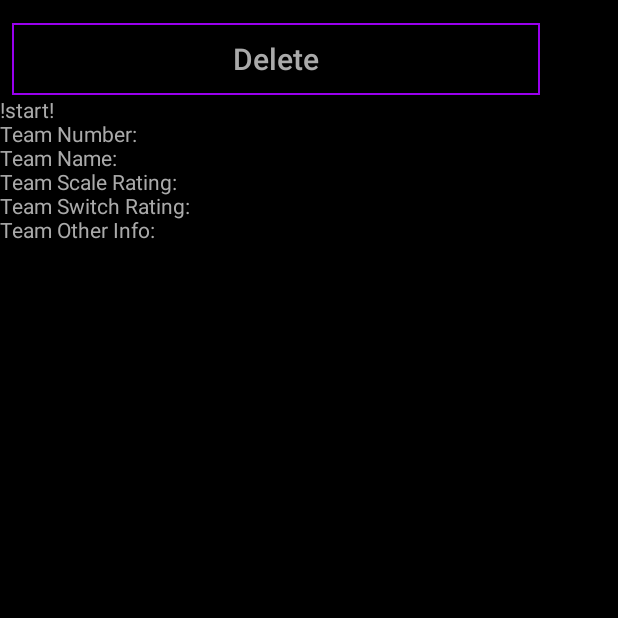
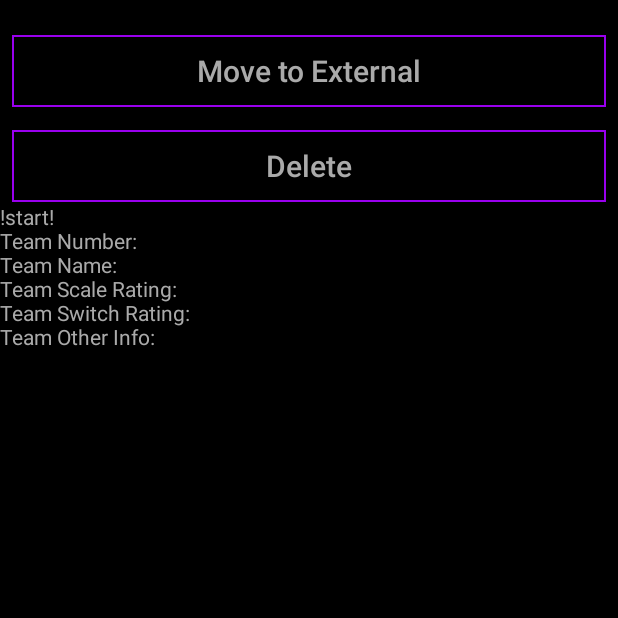
Before and after one commit to TribeTech4485/AndroidScout, an Android app: the Data_Manager_Activity screen opened directly, with no data from a screen before it, on a phone screen of 412 x 824 dp, the top half of it. Run offline under Robolectric (Android 15) with nearby library versions, the phone set to English and light mode, and no system bars.

Commit message:
UI Updates

```diff
--- a/AndroidScout/app/src/main/res/layout/activity_connect_and_send.xml
+++ b/AndroidScout/app/src/main/res/layout/activity_connect_and_send.xml
@@ -110,7 +110,7 @@
                 android:layout_marginRight="8dp"
 
                 android:background="@drawable/btn_back"
-                android:text="Discoverable 300s"
+                android:text="Discoverable"
 
                 android:textAllCaps="false"
                 android:textColor="#AAAAAA"
--- a/AndroidScout/app/src/main/res/layout/activity_data__manager_.xml
+++ b/AndroidScout/app/src/main/res/layout/activity_data__manager_.xml
@@ -8,33 +8,69 @@
     tools:context="com.tribetech4485.androidscout.Data_Manager_Activity">
 
     <LinearLayout
-        android:layout_width="368dp"
-        android:layout_height="551dp"
+        android:layout_width="match_parent"
+        android:layout_height="match_parent"
         android:orientation="vertical"
-        tools:layout_editor_absoluteX="8dp"
-        tools:layout_editor_absoluteY="8dp">
+        app:layout_constraintBottom_toBottomOf="parent"
+        app:layout_constraintRight_toRightOf="parent"
+        app:layout_constraintLeft_toRightOf="parent"
+        app:layout_constraintTop_toTopOf="parent"
+        android:layout_marginTop="8dp"
+        app:layout_constraintHorizontal_bias="1.0">
+
+        <Button
+            android:id="@+id/moveToExtButton"
+            android:layout_width="match_parent"
+
+            android:layout_height="wrap_content"
+            android:layout_marginLeft="8dp"
+            android:layout_marginRight="8dp"
+
+            android:layout_marginTop="15dp"
+            android:background="@drawable/btn_back"
+            android:text="Move to External"
+            android:textAllCaps="false"
+
+            android:textColor="#AAAAAA"
+            android:textSize="20sp"
+            app:layout_constraintLeft_toRightOf="parent"
+            app:layout_constraintRight_toRightOf="parent" />
 
         <Button
             android:id="@+id/deleteButton"
             android:layout_width="match_parent"
+
             android:layout_height="wrap_content"
-
-            android:background="@drawable/btn_back"
             android:layout_marginLeft="8dp"
             android:layout_marginRight="8dp"
+
             android:layout_marginTop="15dp"
+            android:background="@drawable/btn_back"
+            android:text="Delete"
+            android:textAllCaps="false"
 
             android:textColor="#AAAAAA"
-            android:textAllCaps="false"
             android:textSize="20sp"
-            android:text="Delete" />
+            app:layout_constraintLeft_toRightOf="parent"
+            app:layout_constraintRight_toRightOf="parent" />
 
-        <TextView
-            android:id="@+id/fileText"
+        <ScrollView
             android:layout_width="match_parent"
-            android:layout_height="match_parent"
-            android:ems="10"
-            android:textColor="#AAAAAA"
-            />
+            android:layout_height="match_parent">
+
+            <LinearLayout
+                android:layout_width="match_parent"
+                android:layout_height="wrap_content"
+                android:orientation="vertical" >
+
+                <TextView
+                    android:id="@+id/fileText"
+                    android:layout_width="match_parent"
+                    android:layout_height="match_parent"
+                    android:ems="10"
+                    android:textColor="#AAAAAA" />
+            </LinearLayout>
+        </ScrollView>
+
     </LinearLayout>
 </android.support.constraint.ConstraintLayout>
```
Also changed, not shown: AndroidScout/app/src/main/res/layout/activity_main.xml (+30 -10 lines).
